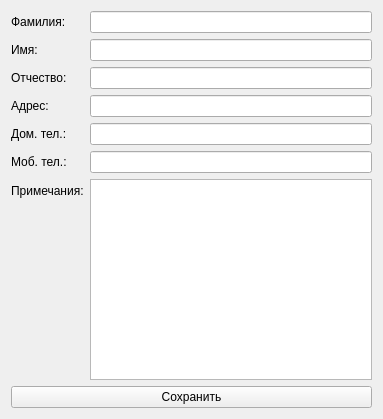
Qt form adressbook.ui (d-i-m-a-n/Adresbook) before a commit.
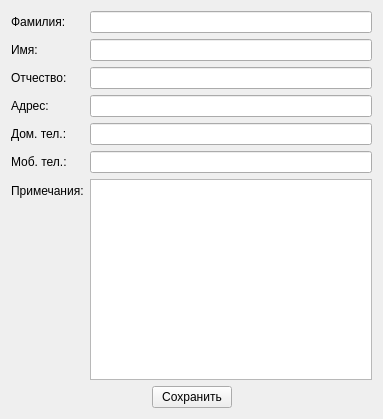
The same form after that commit.

Diff of the .ui file:
```diff
--- a/adressbook.ui
+++ b/adressbook.ui
@@ -89,11 +89,41 @@
     </layout>
    </item>
    <item>
+    <layout class="QHBoxLayout" name="horizontalLayout">
+     <item>
+      <spacer name="horizontalSpacer">
+       <property name="orientation">
+        <enum>Qt::Horizontal</enum>
+       </property>
+       <property name="sizeHint" stdset="0">
+        <size>
+         <width>40</width>
+         <height>20</height>
+        </size>
+       </property>
+      </spacer>
+     </item>
+     <item>
     <widget class="QPushButton" name="pushButton">
      <property name="text">
       <string>Сохранить</string>
      </property>
     </widget>
+     </item>
+     <item>
+      <spacer name="horizontalSpacer_2">
+       <property name="orientation">
+        <enum>Qt::Horizontal</enum>
+       </property>
+       <property name="sizeHint" stdset="0">
+        <size>
+         <width>40</width>
+         <height>20</height>
+        </size>
+       </property>
+      </spacer>
+     </item>
+    </layout>
    </item>
   </layout>
  </widget>
```
Lines whose indentation alone changed are shown as unchanged.
